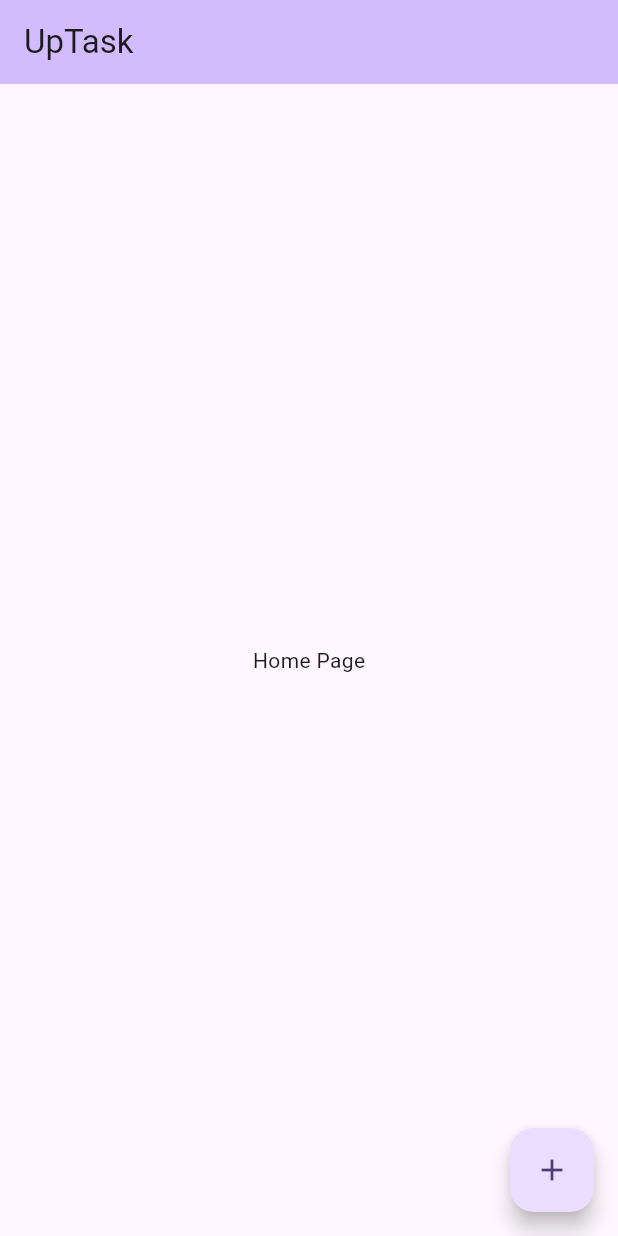
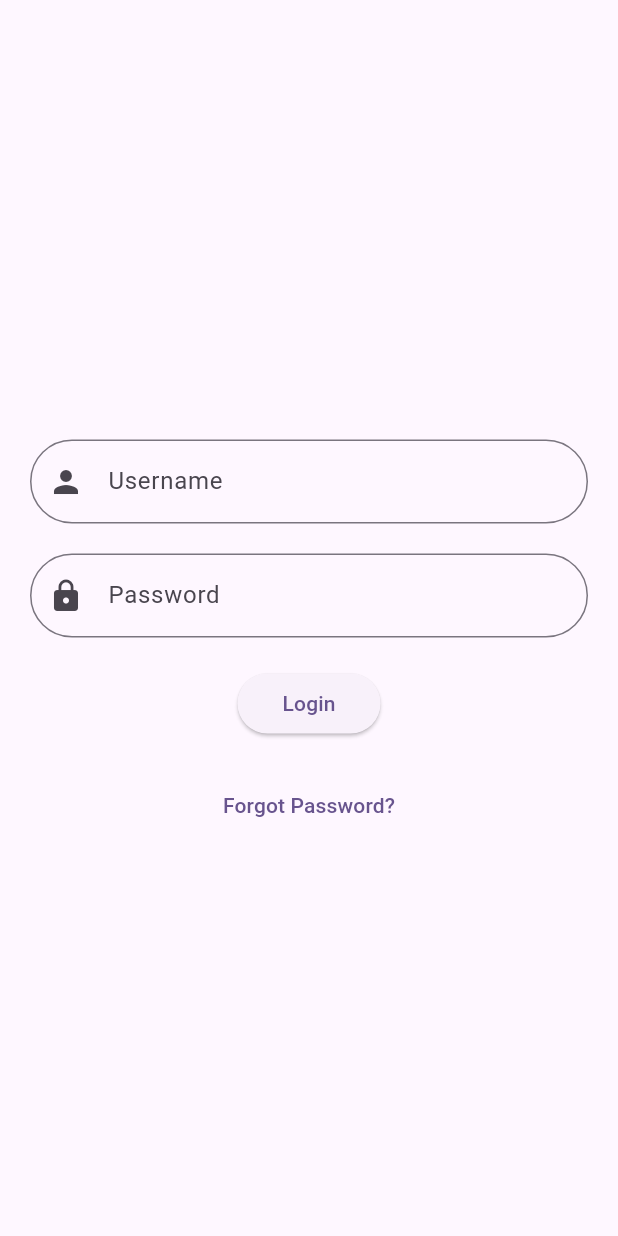
Before and after one commit to hel707/Team1, a Flutter app: the screen it shows after launch, on a phone screen of 412 x 824 dp. Run offline on Flutter 3.47's test engine with Material 2 defaults, Android fonts, the phone set to English and light mode, and no system bars.

Commit message:
Added login_screen

```diff
--- a/src/up_task/lib/main.dart
+++ b/src/up_task/lib/main.dart
@@ -1,4 +1,5 @@
 import 'package:flutter/material.dart';
+import 'package:up_task/screens/login_screen.dart';
 
 void main() {
   runApp(const MyApp());
@@ -10,14 +11,15 @@ class MyApp extends StatelessWidget {
   @override
   Widget build(BuildContext context) {
     return MaterialApp(
-      title: 'Flutter Demo',
+      title: 'UpTask',
       theme: ThemeData(
         colorScheme: ColorScheme.fromSeed(seedColor: Colors.deepPurple),
         useMaterial3: true,
       ),
-      home: const MyHomePage(
-        title: 'UpTask',
-      ),
+      home: LoginPage(),
+      // home: const MyHomePage(
+      //   title: 'UpTask',
+      // ),
     );
   }
 }
--- /dev/null
+++ b/src/up_task/lib/screens/login_screen.dart
@@ -0,0 +1,70 @@
+import 'package:flutter/material.dart';
+
+class LoginPage extends StatelessWidget {
+  @override
+  Widget build(BuildContext context) {
+    return Scaffold(
+      body: Center(
+        child: Padding(
+          padding: EdgeInsets.all(20.0),
+          child: Column(
+            mainAxisAlignment: MainAxisAlignment.center,
+            children: <Widget>[
+              // Your logo or app branding
+              // Image.asset(
+              //   'assets/logo.png', // Replace with your logo asset
+              //   width: 120.0,
+              //   height: 120.0,
+              // ),
+              SizedBox(height: 30.0),
+              // Username text field
+              TextField(
+                decoration: InputDecoration(
+                  hintText: 'Username',
+                  prefixIcon: Icon(Icons.person),
+                  border: OutlineInputBorder(
+                    borderRadius: BorderRadius.circular(30.0),
+                  ),
+                ),
+              ),
+              SizedBox(height: 20.0),
+              // Password text field
+              TextField(
+                obscureText: true,
+                decoration: InputDecoration(
+                  hintText: 'Password',
+                  prefixIcon: Icon(Icons.lock),
+                  border: OutlineInputBorder(
+                    borderRadius: BorderRadius.circular(30.0),
+                  ),
+                ),
+              ),
+              SizedBox(height: 20.0),
+              // Login button
+              ElevatedButton(
+                onPressed: () {
+                  // Add your login logic here
+                },
+                child: Text('Login'),
+                style: ElevatedButton.styleFrom(
+                  padding: EdgeInsets.symmetric(horizontal: 30.0),
+                  shape: RoundedRectangleBorder(
+                    borderRadius: BorderRadius.circular(30.0),
+                  ),
+                ),
+              ),
+              SizedBox(height: 20.0),
+              // Forgot password link
+              TextButton(
+                onPressed: () {
+                  // Add your "Forgot Password" logic here
+                },
+                child: Text('Forgot Password?'),
+              ),
+            ],
+          ),
+        ),
+      ),
+    );
+  }
+}
```
